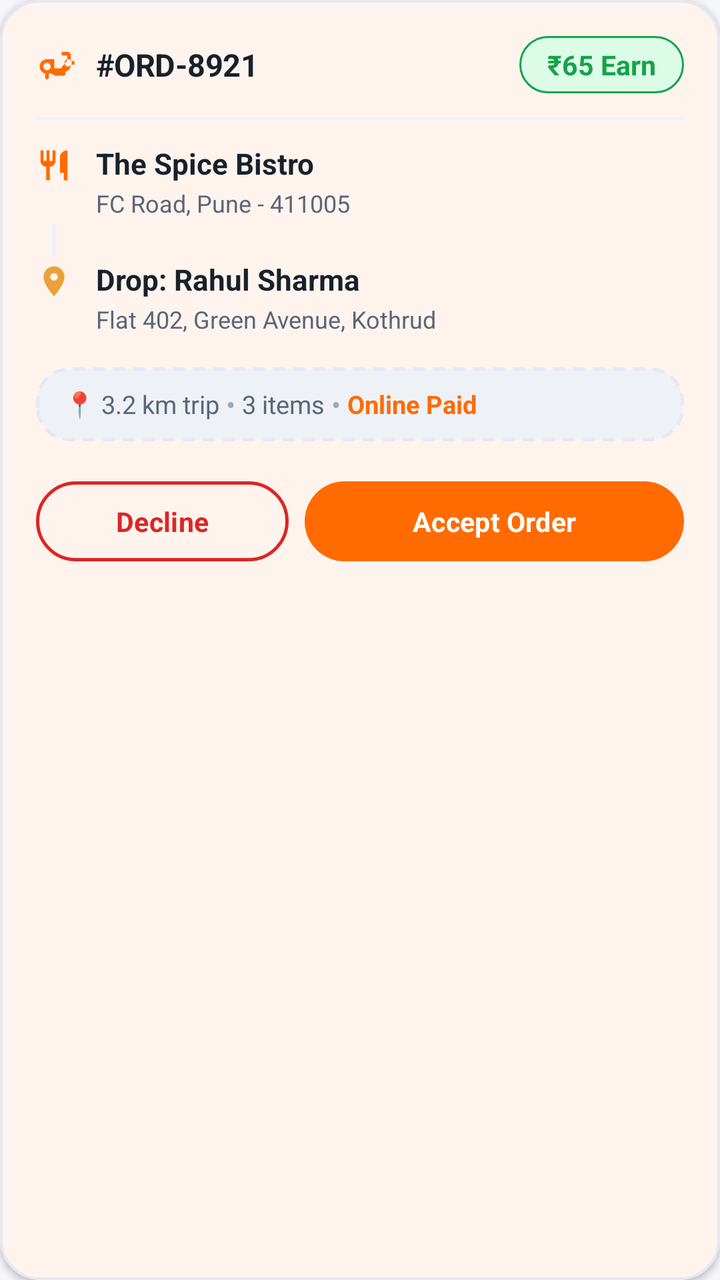
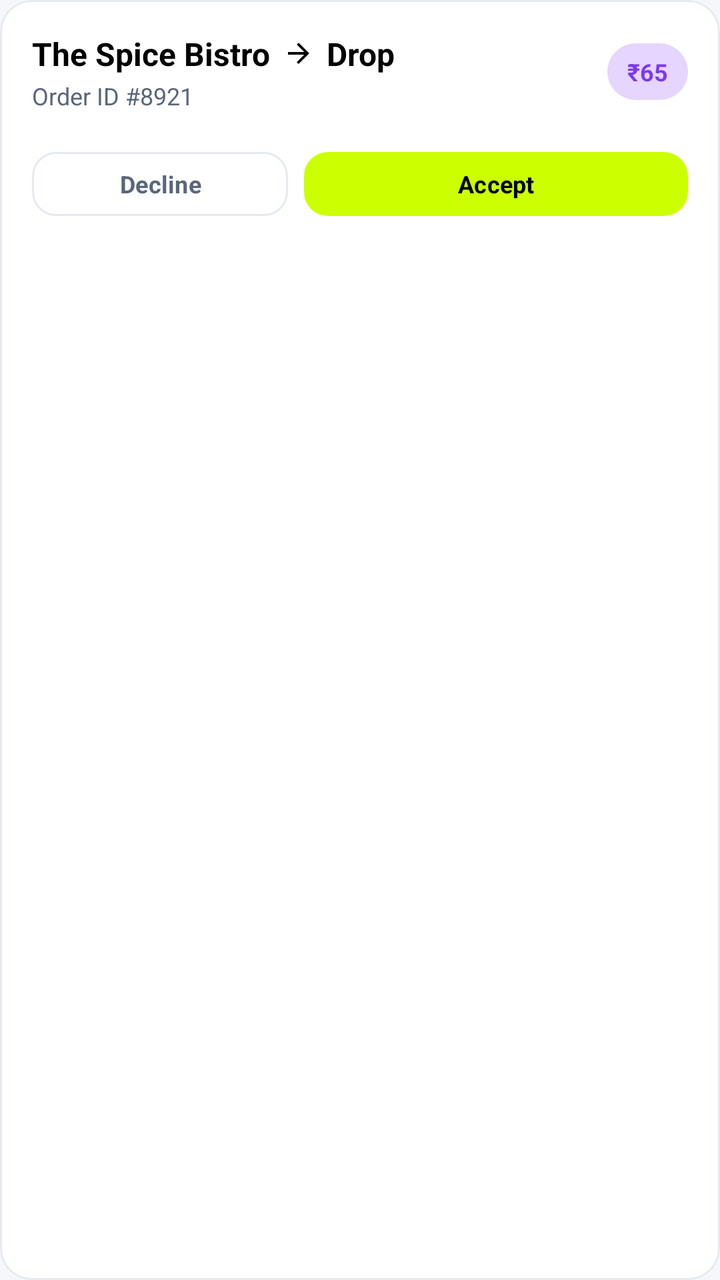

Compare the two renders of this Android layout. The source of the first and the diff that turns it into the second are given below.
<!-- AndroidManifest.xml: application theme Theme.AKRHunger -->
<!-- res/layout/item_available_order.xml -->
<?xml version="1.0" encoding="utf-8"?>
<com.google.android.material.card.MaterialCardView
    xmlns:android="http://schemas.android.com/apk/res/android"
    xmlns:app="http://schemas.android.com/apk/res-auto"
    android:layout_width="match_parent"
    android:layout_height="wrap_content"
    android:layout_marginBottom="14dp"
    app:cardCornerRadius="20dp"
    app:cardElevation="2dp"
    app:strokeColor="@color/card_border"
    app:strokeWidth="1.2dp"
    app:cardBackgroundColor="@color/surface">

    <LinearLayout
        android:layout_width="match_parent"
        android:layout_height="wrap_content"
        android:orientation="vertical"
        android:padding="18dp">

        
        <RelativeLayout
            android:layout_width="match_parent"
            android:layout_height="wrap_content">

            <LinearLayout
                android:layout_width="wrap_content"
                android:layout_height="wrap_content"
                android:layout_alignParentStart="true"
                android:layout_centerVertical="true"
                android:orientation="horizontal"
                android:gravity="center_vertical">

                <ImageView
                    android:layout_width="22dp"
                    android:layout_height="22dp"
                    android:src="@drawable/ic_scooter_fast"
                    app:tint="@color/primary"
                    android:contentDescription="New Order" />

                <TextView
                    android:id="@+id/tv_order_id"
                    android:layout_width="wrap_content"
                    android:layout_height="wrap_content"
                    android:layout_marginStart="8dp"
                    android:text="#ORD-8921"
                    android:textColor="@color/text_primary"
                    android:textSize="15.5sp"
                    android:textStyle="bold"
                    android:letterSpacing="-0.01" />
            </LinearLayout>

            <TextView
                android:id="@+id/tv_earnings_estimate"
                android:layout_width="wrap_content"
                android:layout_height="wrap_content"
                android:layout_alignParentEnd="true"
                android:layout_centerVertical="true"
                android:background="@drawable/bg_pill_emerald_soft"
                android:paddingHorizontal="14dp"
                android:paddingVertical="5dp"
                android:text="₹65 Earn"
                android:textColor="@color/veg_green"
                android:textSize="13.5sp"
                android:textStyle="bold" />
        </RelativeLayout>

        
        <View
            android:layout_width="match_parent"
            android:layout_height="1dp"
            android:layout_marginVertical="12dp"
            android:background="@color/divider" />

        
        <LinearLayout
            android:layout_width="match_parent"
            android:layout_height="wrap_content"
            android:orientation="vertical">

            
            <LinearLayout
                android:layout_width="match_parent"
                android:layout_height="wrap_content"
                android:orientation="horizontal"
                android:gravity="top">

                <ImageView
                    android:layout_width="18dp"
                    android:layout_height="18dp"
                    android:layout_marginTop="2dp"
                    android:src="@drawable/ic_restaurant_modern"
                    app:tint="@color/primary" />

                <LinearLayout
                    android:layout_width="0dp"
                    android:layout_height="wrap_content"
                    android:layout_marginStart="12dp"
                    android:layout_weight="1"
                    android:orientation="vertical">

                    <TextView
                        android:id="@+id/tv_restaurant_name"
                        android:layout_width="wrap_content"
                        android:layout_height="wrap_content"
                        android:text="The Spice Bistro"
                        android:textColor="@color/text_primary"
                        android:textSize="14.5sp"
                        android:textStyle="bold" />

                    <TextView
                        android:id="@+id/tv_restaurant_address"
                        android:layout_width="wrap_content"
                        android:layout_height="wrap_content"
                        android:layout_marginTop="2dp"
                        android:text="FC Road, Pune - 411005"
                        android:textColor="@color/text_secondary"
                        android:textSize="12sp"
                        android:maxLines="1"
                        android:ellipsize="end" />
                </LinearLayout>
            </LinearLayout>

            
            <View
                android:layout_width="2dp"
                android:layout_height="16dp"
                android:layout_marginStart="8dp"
                android:layout_marginVertical="2dp"
                android:background="@color/divider" />

            
            <LinearLayout
                android:layout_width="match_parent"
                android:layout_height="wrap_content"
                android:orientation="horizontal"
                android:gravity="top">

                <ImageView
                    android:layout_width="18dp"
                    android:layout_height="18dp"
                    android:layout_marginTop="2dp"
                    android:src="@drawable/ic_location"
                    app:tint="@color/secondary" />

                <LinearLayout
                    android:layout_width="0dp"
                    android:layout_height="wrap_content"
                    android:layout_marginStart="12dp"
                    android:layout_weight="1"
                    android:orientation="vertical">

                    <TextView
                        android:id="@+id/tv_customer_name"
                        android:layout_width="wrap_content"
                        android:layout_height="wrap_content"
                        android:text="Drop: Rahul Sharma"
                        android:textColor="@color/text_primary"
                        android:textSize="14.5sp"
                        android:textStyle="bold" />

                    <TextView
                        android:id="@+id/tv_delivery_address"
                        android:layout_width="wrap_content"
                        android:layout_height="wrap_content"
                        android:layout_marginTop="2dp"
                        android:text="Flat 402, Green Avenue, Kothrud"
                        android:textColor="@color/text_secondary"
                        android:textSize="12sp"
                        android:maxLines="1"
                        android:ellipsize="end" />
                </LinearLayout>
            </LinearLayout>
        </LinearLayout>

        
        <LinearLayout
            android:layout_width="match_parent"
            android:layout_height="wrap_content"
            android:orientation="horizontal"
            android:layout_marginTop="16dp"
            android:background="@drawable/bg_doc_card"
            android:paddingHorizontal="14dp"
            android:paddingVertical="9dp"
            android:gravity="center_vertical">

            <TextView
                android:id="@+id/tv_distance"
                android:layout_width="wrap_content"
                android:layout_height="wrap_content"
                android:text="📍 3.2 km trip"
                android:textColor="@color/text_secondary"
                android:textSize="12.5sp" />

            <TextView
                android:layout_width="wrap_content"
                android:layout_height="wrap_content"
                android:text=" • "
                android:textColor="@color/text_hint" />

            <TextView
                android:id="@+id/tv_items_count"
                android:layout_width="wrap_content"
                android:layout_height="wrap_content"
                android:text="3 items"
                android:textColor="@color/text_secondary"
                android:textSize="12.5sp" />

            <TextView
                android:layout_width="wrap_content"
                android:layout_height="wrap_content"
                android:text=" • "
                android:textColor="@color/text_hint" />

            <TextView
                android:id="@+id/tv_payment_mode"
                android:layout_width="wrap_content"
                android:layout_height="wrap_content"
                android:text="Online Paid"
                android:textColor="@color/primary"
                android:textSize="12.5sp"
                android:textStyle="bold" />
        </LinearLayout>

        
        <LinearLayout
            android:layout_width="match_parent"
            android:layout_height="wrap_content"
            android:orientation="horizontal"
            android:layout_marginTop="16dp">

            <com.google.android.material.button.MaterialButton
                android:id="@+id/btn_decline"
                style="@style/Widget.Material3.Button.OutlinedButton"
                android:layout_width="0dp"
                android:layout_height="48dp"
                android:layout_weight="1"
                android:layout_marginEnd="8dp"
                android:text="Decline"
                android:textColor="@color/error"
                app:strokeColor="@color/error"
                app:strokeWidth="1.5dp"
                android:textSize="13.5sp"
                android:textStyle="bold"
                app:cornerRadius="24dp" />

            <com.google.android.material.button.MaterialButton
                android:id="@+id/btn_accept"
                style="@style/Widget.Material3.Button"
                android:layout_width="0dp"
                android:layout_height="48dp"
                android:layout_weight="1.5"
                android:text="Accept Order"
                android:textColor="@color/on_primary"
                android:textSize="13.5sp"
                android:textStyle="bold"
                app:backgroundTint="@color/primary"
                app:cornerRadius="24dp" />
        </LinearLayout>
    </LinearLayout>
</com.google.android.material.card.MaterialCardView>
<!-- resources referenced by this layout -->
<resources>
  <color name="card_border">#E5E9F0</color>
  <color name="divider">#EDF1F7</color>
  <color name="error">#DC2626</color>
  <color name="on_primary">#FFFFFF</color>
  <color name="primary">#FF6B00</color>
  <color name="secondary">#E9A23B</color>
  <color name="surface">#FFFFFF</color>
  <color name="text_hint">#9CA8B8</color>
  <color name="text_primary">#17212B</color>
  <color name="text_secondary">#5A667A</color>
  <color name="veg_green">#16A34A</color>
  <!-- drawable bg_doc_card (drawable) -->
  <?xml version="1.0" encoding="utf-8"?>
  <shape xmlns:android="http://schemas.android.com/apk/res/android"
      android:shape="rectangle">
      <solid android:color="@color/surface_variant" />
      <corners android:radius="16dp" />
      <stroke
          android:width="1.5dp"
          android:color="@color/card_border"
          android:dashWidth="6dp"
          android:dashGap="4dp" />
  </shape>
  <!-- drawable bg_pill_emerald_soft (drawable) -->
  <?xml version="1.0" encoding="utf-8"?>
  <shape xmlns:android="http://schemas.android.com/apk/res/android"
      android:shape="rectangle">
      <corners android:radius="999dp" />
      <solid android:color="@color/success_light" />
      <stroke android:width="1dp" android:color="@color/success" />
  </shape>
  <!-- drawable ic_location (drawable) -->
  <vector xmlns:android="http://schemas.android.com/apk/res/android"
      android:width="24dp"
      android:height="24dp"
      android:viewportWidth="24"
      android:viewportHeight="24">
      <path
          android:fillColor="@color/text_primary"
          android:pathData="M12,2C8.13,2 5,5.13 5,9c0,5.25 7,13 7,13s7,-7.75 7,-13c0,-3.87 -3.13,-7 -7,-7zM12,11.5c-1.38,0 -2.5,-1.12 -2.5,-2.5s1.12,-2.5 2.5,-2.5 2.5,1.12 2.5,2.5 -1.12,2.5 -2.5,2.5z"/>
  </vector>
  <!-- drawable ic_restaurant_modern (drawable) -->
  <vector xmlns:android="http://schemas.android.com/apk/res/android"
      android:width="24dp"
      android:height="24dp"
      android:viewportWidth="24"
      android:viewportHeight="24">
      
      <path
          android:fillColor="#FF000000"
          android:pathData="M11,9H9V2H7v7H5V2H3v7c0,2.12 1.66,3.84 3.75,3.97V22h2.5v-9.03C11.34,12.84 13,11.12 13,9V2h-2V9zM16,6v11h2.5v5H21V2c-2.76,0 -5,2.24 -5,4z"/>
  </vector>
  <!-- drawable ic_scooter_fast (drawable) -->
  <vector xmlns:android="http://schemas.android.com/apk/res/android"
      android:width="24dp"
      android:height="24dp"
      android:viewportWidth="24"
      android:viewportHeight="24">
      
      <path
          android:fillColor="#FF000000"
          android:pathData="M19,7c0,-1.1 -0.9,-2 -2,-2h-3v2h3v2.65L13.52,14H10V9H6c-2.21,0 -4,1.79 -4,4c0,1.86 1.28,3.41 3,3.86V19c0,0.55 0.45,1 1,1s1,-0.45 1,-1v-2.14c0.32,-0.05 0.64,-0.14 0.94,-0.27L10.4,18H15c0.55,0 1,-0.45 1,-1v-1.12c1.76,-0.47 3.03,-2.04 3.03,-3.88h1.97v-2h-2V7zM6,15c-1.1,0 -2,-0.9 -2,-2s0.9,-2 2,-2 2,0.9 2,2 -0.9,2 -2,2zm11.5,-2c-1.1,0 -2,-0.9 -2,-2s0.9,-2 2,-2 2,0.9 2,2 -0.9,2 -2,2z"/>
  </vector>
  <color name="surface_variant">#EEF2F6</color>
  <color name="success_light">#DCFCE7</color>
  <color name="success">#16A34A</color>
  <color name="primary_dark">#E85D04</color>
  <color name="on_secondary">#17212B</color>
  <color name="background">#F5F7FA</color>
  <color name="on_surface">#17212B</color>
  <style name="ThemeOverlay.AKR.BottomSheetDialog" parent="ThemeOverlay.Material3.BottomSheetDialog">
          <item name="bottomSheetStyle">@style/Widget.AKR.BottomSheet</item>
      </style>
  <style name="ShapeAppearance.AKR.Dialog" parent="">
          <item name="cornerFamily">rounded</item>
          <item name="cornerSize">24dp</item>
      </style>
  <color name="info">#2563EB</color>
  <style name="ShapeAppearance.AKR.BottomSheet" parent="">
          <item name="cornerFamily">rounded</item>
          <item name="cornerSizeTopLeft">28dp</item>
          <item name="cornerSizeTopRight">28dp</item>
      </style>
  <!-- unchanged entries left out for length: 8 -->
</resources>

<!-- the commit's change to res/layout/item_available_order.xml (unified diff, before → after) -->
@@ -4,20 +4,19 @@
     xmlns:app="http://schemas.android.com/apk/res-auto"
     android:layout_width="match_parent"
     android:layout_height="wrap_content"
-    android:layout_marginBottom="14dp"
-    app:cardCornerRadius="20dp"
-    app:cardElevation="2dp"
+    android:layout_marginBottom="12dp"
+    app:cardCornerRadius="16dp"
+    app:cardElevation="0dp"
+    app:strokeWidth="1dp"
     app:strokeColor="@color/card_border"
-    app:strokeWidth="1.2dp"
-    app:cardBackgroundColor="@color/surface">
+    app:cardBackgroundColor="@color/white">
 
     <LinearLayout
         android:layout_width="match_parent"
         android:layout_height="wrap_content"
         android:orientation="vertical"
-        android:padding="18dp">
+        android:padding="16dp">
 
-        
         <RelativeLayout
             android:layout_width="match_parent"
             android:layout_height="wrap_content">
@@ -26,27 +25,54 @@
                 android:layout_width="wrap_content"
                 android:layout_height="wrap_content"
                 android:layout_alignParentStart="true"
-                android:layout_centerVertical="true"
-                android:orientation="horizontal"
-                android:gravity="center_vertical">
+                android:layout_toStartOf="@+id/tv_earnings_estimate"
+                android:orientation="vertical">
 
-                <ImageView
-                    android:layout_width="22dp"
-                    android:layout_height="22dp"
-                    android:src="@drawable/ic_scooter_fast"
-                    app:tint="@color/primary"
-                    android:contentDescription="New Order" />
+                <LinearLayout
+                    android:layout_width="match_parent"
+                    android:layout_height="wrap_content"
+                    android:orientation="horizontal"
+                    android:gravity="center_vertical">
+                    
+                    <TextView
+                        android:id="@+id/tv_restaurant_name"
+                        android:layout_width="wrap_content"
+                        android:layout_height="wrap_content"
+                        android:text="The Spice Bistro"
+                        android:textColor="@color/black"
+                        android:textSize="16sp"
+                        android:textStyle="bold"
+                        android:maxLines="1"
+                        android:ellipsize="end" />
+
+                    <ImageView
+                        android:layout_width="16dp"
+                        android:layout_height="16dp"
+                        android:layout_marginHorizontal="6dp"
+                        android:src="@drawable/ic_arrow_back"
+                        android:rotation="180"
+                        app:tint="@color/black" />
+
+                    <TextView
+                        android:id="@+id/tv_customer_name"
+                        android:layout_width="wrap_content"
+                        android:layout_height="wrap_content"
+                        android:text="Drop"
+                        android:textColor="@color/black"
+                        android:textSize="16sp"
+                        android:textStyle="bold"
+                        android:maxLines="1"
+                        android:ellipsize="end" />
+                </LinearLayout>
 
                 <TextView
                     android:id="@+id/tv_order_id"
                     android:layout_width="wrap_content"
                     android:layout_height="wrap_content"
-                    android:layout_marginStart="8dp"
-                    android:text="#ORD-8921"
-                    android:textColor="@color/text_primary"
-                    android:textSize="15.5sp"
-                    android:textStyle="bold"
-                    android:letterSpacing="-0.01" />
+                    android:layout_marginTop="2dp"
+                    android:text="Order ID #8921"
+                    android:textColor="@color/text_secondary"
+                    android:textSize="12sp" />
             </LinearLayout>
 
             <TextView
@@ -55,173 +81,16 @@
                 android:layout_height="wrap_content"
                 android:layout_alignParentEnd="true"
                 android:layout_centerVertical="true"
-                android:background="@drawable/bg_pill_emerald_soft"
-                android:paddingHorizontal="14dp"
-                android:paddingVertical="5dp"
-                android:text="₹65 Earn"
-                android:textColor="@color/veg_green"
-                android:textSize="13.5sp"
+                android:background="@drawable/bg_pill_primary"
+                android:backgroundTint="@color/soft_lavender"
+                android:paddingHorizontal="10dp"
+                android:paddingVertical="6dp"
+                android:text="₹65"
+                android:textColor="@color/soft_lavender_text"
+                android:textSize="12sp"
                 android:textStyle="bold" />
         </RelativeLayout>
 
-        
-        <View
-            android:layout_width="match_parent"
-            android:layout_height="1dp"
-            android:layout_marginVertical="12dp"
-            android:background="@color/divider" />
-
-        
-        <LinearLayout
-            android:layout_width="match_parent"
-            android:layout_height="wrap_content"
-            android:orientation="vertical">
-
-            
-            <LinearLayout
-                android:layout_width="match_parent"
-                android:layout_height="wrap_content"
-                android:orientation="horizontal"
-                android:gravity="top">
-
-                <ImageView
-                    android:layout_width="18dp"
-                    android:layout_height="18dp"
-                    android:layout_marginTop="2dp"
-                    android:src="@drawable/ic_restaurant_modern"
-                    app:tint="@color/primary" />
-
-                <LinearLayout
-                    android:layout_width="0dp"
-                    android:layout_height="wrap_content"
-                    android:layout_marginStart="12dp"
-                    android:layout_weight="1"
-                    android:orientation="vertical">
-
-                    <TextView
-                        android:id="@+id/tv_restaurant_name"
-                        android:layout_width="wrap_content"
-                        android:layout_height="wrap_content"
-                        android:text="The Spice Bistro"
-                        android:textColor="@color/text_primary"
-                        android:textSize="14.5sp"
-                        android:textStyle="bold" />
-
-                    <TextView
-                        android:id="@+id/tv_restaurant_address"
-                        android:layout_width="wrap_content"
-                        android:layout_height="wrap_content"
-                        android:layout_marginTop="2dp"
-                        android:text="FC Road, Pune - 411005"
-                        android:textColor="@color/text_secondary"
-                        android:textSize="12sp"
-                        android:maxLines="1"
-                        android:ellipsize="end" />
-                </LinearLayout>
-            </LinearLayout>
-
-            
-            <View
-                android:layout_width="2dp"
-                android:layout_height="16dp"
-                android:layout_marginStart="8dp"
-                android:layout_marginVertical="2dp"
-                android:background="@color/divider" />
-
-            
-            <LinearLayout
-                android:layout_width="match_parent"
-                android:layout_height="wrap_content"
-                android:orientation="horizontal"
-                android:gravity="top">
-
-                <ImageView
-                    android:layout_width="18dp"
-                    android:layout_height="18dp"
-                    android:layout_marginTop="2dp"
-                    android:src="@drawable/ic_location"
-                    app:tint="@color/secondary" />
-
-                <LinearLayout
-                    android:layout_width="0dp"
-                    android:layout_height="wrap_content"
-                    android:layout_marginStart="12dp"
-                    android:layout_weight="1"
-                    android:orientation="vertical">
-
-                    <TextView
-                        android:id="@+id/tv_customer_name"
-                        android:layout_width="wrap_content"
-                        android:layout_height="wrap_content"
-                        android:text="Drop: Rahul Sharma"
-                        android:textColor="@color/text_primary"
-                        android:textSize="14.5sp"
-                        android:textStyle="bold" />
-
-                    <TextView
-                        android:id="@+id/tv_delivery_address"
-                        android:layout_width="wrap_content"
-                        android:layout_height="wrap_content"
-                        android:layout_marginTop="2dp"
-                        android:text="Flat 402, Green Avenue, Kothrud"
-                        android:textColor="@color/text_secondary"
-                        android:textSize="12sp"
-                        android:maxLines="1"
-                        android:ellipsize="end" />
-                </LinearLayout>
-            </LinearLayout>
-        </LinearLayout>
-
-        
-        <LinearLayout
-            android:layout_width="match_parent"
-            android:layout_height="wrap_content"
-            android:orientation="horizontal"
-            android:layout_marginTop="16dp"
-            android:background="@drawable/bg_doc_card"
-            android:paddingHorizontal="14dp"
-            android:paddingVertical="9dp"
-            android:gravity="center_vertical">
-
-            <TextView
-                android:id="@+id/tv_distance"
-                android:layout_width="wrap_content"
-                android:layout_height="wrap_content"
-                android:text="📍 3.2 km trip"
-                android:textColor="@color/text_secondary"
-                android:textSize="12.5sp" />
-
-            <TextView
-                android:layout_width="wrap_content"
-                android:layout_height="wrap_content"
-                android:text=" • "
-                android:textColor="@color/text_hint" />
-
-            <TextView
-                android:id="@+id/tv_items_count"
-                android:layout_width="wrap_content"
-                android:layout_height="wrap_content"
-                android:text="3 items"
-                android:textColor="@color/text_secondary"
-                android:textSize="12.5sp" />
-
-            <TextView
-                android:layout_width="wrap_content"
-                android:layout_height="wrap_content"
-                android:text=" • "
-                android:textColor="@color/text_hint" />
-
-            <TextView
-                android:id="@+id/tv_payment_mode"
-                android:layout_width="wrap_content"
-                android:layout_height="wrap_content"
-                android:text="Online Paid"
-                android:textColor="@color/primary"
-                android:textSize="12.5sp"
-                android:textStyle="bold" />
-        </LinearLayout>
-
-        
         <LinearLayout
             android:layout_width="match_parent"
             android:layout_height="wrap_content"
@@ -232,29 +101,29 @@
                 android:id="@+id/btn_decline"
                 style="@style/Widget.Material3.Button.OutlinedButton"
                 android:layout_width="0dp"
-                android:layout_height="48dp"
+                android:layout_height="40dp"
                 android:layout_weight="1"
                 android:layout_marginEnd="8dp"
                 android:text="Decline"
-                android:textColor="@color/error"
-                app:strokeColor="@color/error"
-                app:strokeWidth="1.5dp"
-                android:textSize="13.5sp"
+                android:textColor="@color/text_secondary"
+                app:strokeColor="@color/card_border"
+                app:strokeWidth="1dp"
+                android:textSize="12sp"
                 android:textStyle="bold"
-                app:cornerRadius="24dp" />
+                app:cornerRadius="12dp" />
 
             <com.google.android.material.button.MaterialButton
                 android:id="@+id/btn_accept"
                 style="@style/Widget.Material3.Button"
                 android:layout_width="0dp"
-                android:layout_height="48dp"
+                android:layout_height="40dp"
                 android:layout_weight="1.5"
-                android:text="Accept Order"
-                android:textColor="@color/on_primary"
-                android:textSize="13.5sp"
+                android:text="Accept"
+                android:textColor="@color/black"
+                android:textSize="12sp"
                 android:textStyle="bold"
-                app:backgroundTint="@color/primary"
-                app:cornerRadius="24dp" />
+                app:backgroundTint="@color/neon_green"
+                app:cornerRadius="12dp" />
         </LinearLayout>
     </LinearLayout>
 </com.google.android.material.card.MaterialCardView>
<!-- resource entries referenced after the edit -->
@@ -1,71 +1,39 @@
 <!-- resources referenced by this layout -->
 <resources>
+  <color name="black">#000000</color>
   <color name="card_border">#E5E9F0</color>
-  <color name="divider">#EDF1F7</color>
-  <color name="error">#DC2626</color>
+  <color name="neon_green">#CCFF00</color>
+  <color name="soft_lavender">#E6D5FF</color>
+  <color name="soft_lavender_text">#7C3AED</color>
   <color name="on_primary">#FFFFFF</color>
   <color name="primary">#FF6B00</color>
   <color name="secondary">#E9A23B</color>
   <color name="surface">#FFFFFF</color>
-  <color name="text_hint">#9CA8B8</color>
   <color name="text_primary">#17212B</color>
   <color name="text_secondary">#5A667A</color>
-  <color name="veg_green">#16A34A</color>
-  <!-- drawable bg_doc_card (drawable) -->
+  <color name="white">#FFFFFF</color>
+  <!-- drawable bg_pill_primary (drawable) -->
   <?xml version="1.0" encoding="utf-8"?>
-  <shape xmlns:android="http://schemas.android.com/apk/res/android"
-      android:shape="rectangle">
-      <solid android:color="@color/surface_variant" />
-      <corners android:radius="16dp" />
-      <stroke
-          android:width="1.5dp"
-          android:color="@color/card_border"
-          android:dashWidth="6dp"
-          android:dashGap="4dp" />
-  </shape>
-  <!-- drawable bg_pill_emerald_soft (drawable) -->
-  <?xml version="1.0" encoding="utf-8"?>
-  <shape xmlns:android="http://schemas.android.com/apk/res/android"
-      android:shape="rectangle">
-      <corners android:radius="999dp" />
-      <solid android:color="@color/success_light" />
-      <stroke android:width="1dp" android:color="@color/success" />
-  </shape>
-  <!-- drawable ic_location (drawable) -->
+  <ripple xmlns:android="http://schemas.android.com/apk/res/android"
+      android:color="#33FFFFFF">
+      <item>
+          <shape android:shape="rectangle">
+              <corners android:radius="999dp" />
+              <solid android:color="@color/primary" />
+          </shape>
+      </item>
+  </ripple>
+  <!-- drawable ic_arrow_back (drawable) -->
   <vector xmlns:android="http://schemas.android.com/apk/res/android"
       android:width="24dp"
       android:height="24dp"
       android:viewportWidth="24"
       android:viewportHeight="24">
       <path
-          android:fillColor="@color/text_primary"
-          android:pathData="M12,2C8.13,2 5,5.13 5,9c0,5.25 7,13 7,13s7,-7.75 7,-13c0,-3.87 -3.13,-7 -7,-7zM12,11.5c-1.38,0 -2.5,-1.12 -2.5,-2.5s1.12,-2.5 2.5,-2.5 2.5,1.12 2.5,2.5 -1.12,2.5 -2.5,2.5z"/>
-  </vector>
-  <!-- drawable ic_restaurant_modern (drawable) -->
-  <vector xmlns:android="http://schemas.android.com/apk/res/android"
-      android:width="24dp"
-      android:height="24dp"
-      android:viewportWidth="24"
-      android:viewportHeight="24">
-      
-      <path
           android:fillColor="#FF000000"
-          android:pathData="M11,9H9V2H7v7H5V2H3v7c0,2.12 1.66,3.84 3.75,3.97V22h2.5v-9.03C11.34,12.84 13,11.12 13,9V2h-2V9zM16,6v11h2.5v5H21V2c-2.76,0 -5,2.24 -5,4z"/>
-  </vector>
-  <!-- drawable ic_scooter_fast (drawable) -->
-  <vector xmlns:android="http://schemas.android.com/apk/res/android"
-      android:width="24dp"
-      android:height="24dp"
-      android:viewportWidth="24"
-      android:viewportHeight="24">
-      
-      <path
-          android:fillColor="#FF000000"
-          android:pathData="M19,7c0,-1.1 -0.9,-2 -2,-2h-3v2h3v2.65L13.52,14H10V9H6c-2.21,0 -4,1.79 -4,4c0,1.86 1.28,3.41 3,3.86V19c0,0.55 0.45,1 1,1s1,-0.45 1,-1v-2.14c0.32,-0.05 0.64,-0.14 0.94,-0.27L10.4,18H15c0.55,0 1,-0.45 1,-1v-1.12c1.76,-0.47 3.03,-2.04 3.03,-3.88h1.97v-2h-2V7zM6,15c-1.1,0 -2,-0.9 -2,-2s0.9,-2 2,-2 2,0.9 2,2 -0.9,2 -2,2zm11.5,-2c-1.1,0 -2,-0.9 -2,-2s0.9,-2 2,-2 2,0.9 2,2 -0.9,2 -2,2z"/>
+          android:pathData="M20,11H7.83l5.59,-5.59L12,4l-8,8 8,8 1.41,-1.41L7.83,13H20v-2z"/>
   </vector>
   <color name="surface_variant">#EEF2F6</color>
-  <color name="success_light">#DCFCE7</color>
-  <color name="success">#16A34A</color>
   <color name="primary_dark">#E85D04</color>
   <color name="on_secondary">#17212B</color>
   <color name="background">#F5F7FA</color>
